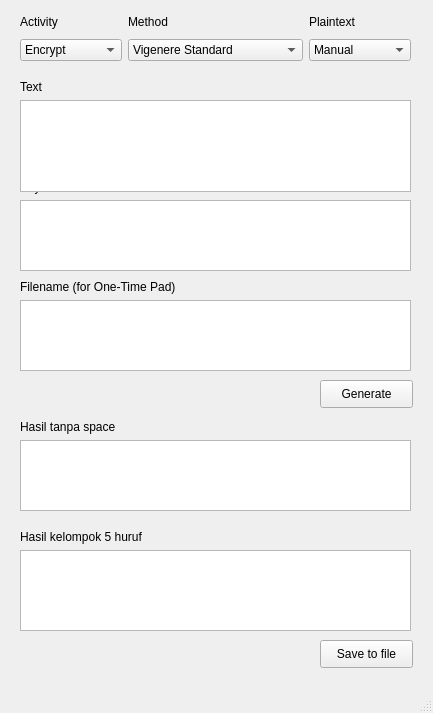
First picture: the form in uiciper.ui, repository natsilaban/Tucil-I-Kriptokoding, before the edit.
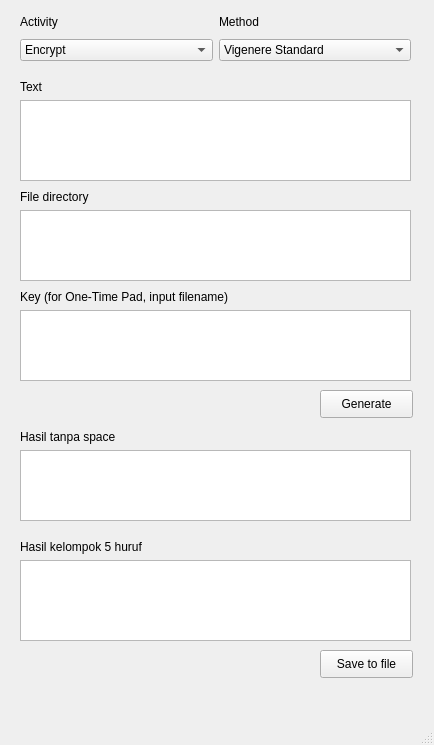
Second picture: the form after the edit.

```diff
--- a/uiciper.ui
+++ b/uiciper.ui
@@ -6,8 +6,8 @@
    <rect>
     <x>0</x>
     <y>0</y>
-    <width>433</width>
-    <height>713</height>
+    <width>434</width>
+    <height>745</height>
    </rect>
   </property>
   <property name="windowTitle">
@@ -18,7 +18,7 @@
     <property name="geometry">
      <rect>
       <x>320</x>
-      <y>380</y>
+      <y>390</y>
       <width>93</width>
       <height>28</height>
      </rect>
@@ -31,7 +31,7 @@
     <property name="geometry">
      <rect>
       <x>320</x>
-      <y>640</y>
+      <y>650</y>
       <width>93</width>
       <height>28</height>
      </rect>
@@ -44,7 +44,7 @@
     <property name="geometry">
      <rect>
       <x>20</x>
-      <y>180</y>
+      <y>290</y>
       <width>391</width>
       <height>91</height>
      </rect>
@@ -53,7 +53,7 @@
      <item row="0" column="0">
       <widget class="QLabel" name="labelKey">
        <property name="text">
-        <string>Key</string>
+        <string>Key (for One-Time Pad, input filename)</string>
        </property>
       </widget>
      </item>
@@ -76,7 +76,7 @@
       <x>20</x>
       <y>80</y>
       <width>391</width>
-      <height>112</height>
+      <height>101</height>
      </rect>
     </property>
     <layout class="QGridLayout" name="gridLayout_6">
@@ -110,13 +110,6 @@
      </rect>
     </property>
     <layout class="QGridLayout" name="gridLayout_5">
-     <item row="0" column="3">
-      <widget class="QLabel" name="labelPlaintext">
-       <property name="text">
-        <string>Plaintext</string>
-       </property>
-      </widget>
-     </item>
      <item row="0" column="1">
       <widget class="QLabel" name="labelMethod">
        <property name="text">
@@ -148,27 +141,6 @@
        </item>
       </widget>
      </item>
-     <item row="1" column="3">
-      <widget class="QComboBox" name="comboBoxManual">
-       <item>
-        <property name="text">
-         <string>Manual</string>
-        </property>
-       </item>
-       <item>
-        <property name="text">
-         <string>File</string>
-        </property>
-       </item>
-      </widget>
-     </item>
-     <item row="0" column="0">
-      <widget class="QLabel" name="labelMethod2">
-       <property name="text">
-        <string>Activity</string>
-       </property>
-      </widget>
-     </item>
      <item row="1" column="0">
       <widget class="QComboBox" name="comboBoxMethod_2">
        <item>
@@ -183,13 +155,20 @@
        </item>
       </widget>
      </item>
+     <item row="0" column="0">
+      <widget class="QLabel" name="labelMethod2">
+       <property name="text">
+        <string>Activity</string>
+       </property>
+      </widget>
+     </item>
     </layout>
    </widget>
    <widget class="QWidget" name="layoutWidget_3">
     <property name="geometry">
      <rect>
       <x>20</x>
-      <y>530</y>
+      <y>540</y>
       <width>391</width>
       <height>101</height>
      </rect>
@@ -219,7 +198,7 @@
     <property name="geometry">
      <rect>
       <x>20</x>
-      <y>420</y>
+      <y>430</y>
       <width>391</width>
       <height>91</height>
      </rect>
@@ -245,25 +224,25 @@
      </item>
     </layout>
    </widget>
-   <widget class="QWidget" name="">
+   <widget class="QWidget" name="layoutWidget_5">
     <property name="geometry">
      <rect>
       <x>20</x>
-      <y>280</y>
+      <y>190</y>
       <width>391</width>
       <height>91</height>
      </rect>
     </property>
-    <layout class="QGridLayout" name="gridLayout">
+    <layout class="QGridLayout" name="gridLayout_9">
      <item row="0" column="0">
-      <widget class="QLabel" name="labelKey_2">
+      <widget class="QLabel" name="labelPlaintext2_2">
        <property name="text">
-        <string>Filename (for One-Time Pad)</string>
+        <string>File directory</string>
        </property>
       </widget>
      </item>
      <item row="1" column="0">
-      <widget class="QTextEdit" name="textEditFilename">
+      <widget class="QTextEdit" name="textEditPlaintext_2">
        <property name="html">
         <string>&lt;!DOCTYPE HTML PUBLIC &quot;-//W3C//DTD HTML 4.0//EN&quot; &quot;http://www.w3.org/TR/REC-html40/strict.dtd&quot;&gt;
 &lt;html&gt;&lt;head&gt;&lt;meta name=&quot;qrichtext&quot; content=&quot;1&quot; /&gt;&lt;style type=&quot;text/css&quot;&gt;
@@ -281,7 +260,7 @@
     <rect>
      <x>0</x>
      <y>0</y>
-     <width>433</width>
+     <width>434</width>
      <height>26</height>
     </rect>
    </property>
```
